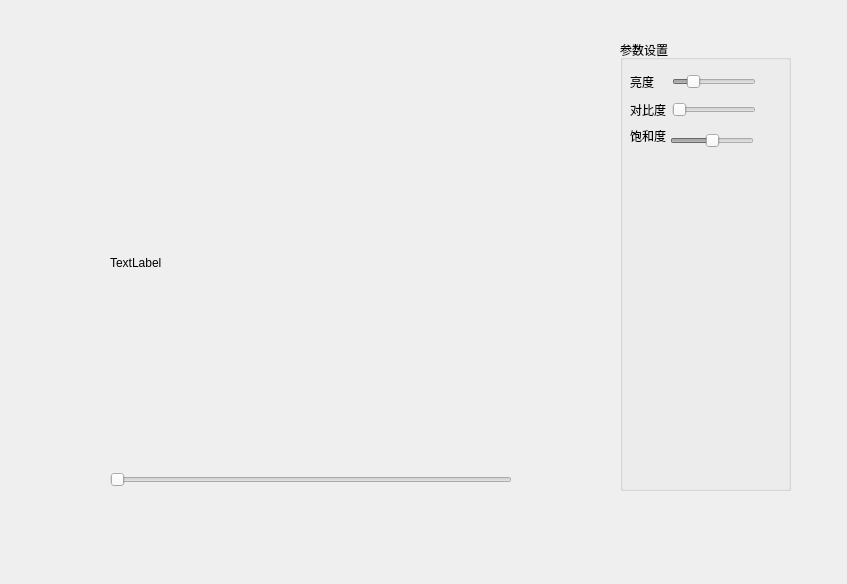
Old version of the form demo/videoplay.ui in the repository zzf597718293/demo.
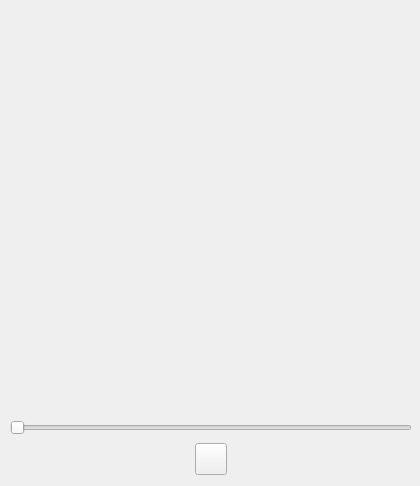
New version of the form. Icons and pictures are not drawn.

Patch:
```diff
--- a/demo/videoplay.ui
+++ b/demo/videoplay.ui
@@ -6,8 +6,8 @@
    <rect>
     <x>0</x>
     <y>0</y>
-    <width>847</width>
-    <height>584</height>
+    <width>420</width>
+    <height>486</height>
    </rect>
   </property>
   <property name="windowTitle">
@@ -16,19 +16,10 @@
   <widget class="QWidget" name="widget" native="true">
    <property name="geometry">
     <rect>
-     <x>70</x>
-     <y>40</y>
-     <width>511</width>
-     <height>521</height>
-    </rect>
-   </property>
-   <widget class="QWidget" name="">
-    <property name="geometry">
-     <rect>
-      <x>40</x>
-      <y>20</y>
+     <x>10</x>
+     <y>10</y>
       <width>402</width>
-      <height>430</height>
+     <height>470</height>
      </rect>
     </property>
     <layout class="QVBoxLayout" name="verticalLayout">
@@ -47,7 +38,7 @@
         </size>
        </property>
        <property name="text">
-        <string>TextLabel</string>
+       <string/>
        </property>
       </widget>
      </item>
@@ -58,195 +49,59 @@
        </property>
       </widget>
      </item>
-    </layout>
-   </widget>
-  </widget>
-  <widget class="QGroupBox" name="groupBox">
-   <property name="geometry">
-    <rect>
-     <x>620</x>
-     <y>40</y>
-     <width>171</width>
-     <height>451</height>
-    </rect>
-   </property>
-   <property name="title">
-    <string>参数设置</string>
-   </property>
-   <widget class="QSlider" name="sliderBright">
-    <property name="enabled">
-     <bool>false</bool>
-    </property>
-    <property name="geometry">
-     <rect>
-      <x>52</x>
-      <y>31</y>
-      <width>84</width>
-      <height>22</height>
-     </rect>
-    </property>
-    <property name="sizePolicy">
-     <sizepolicy hsizetype="Maximum" vsizetype="Fixed">
-      <horstretch>0</horstretch>
-      <verstretch>0</verstretch>
-     </sizepolicy>
-    </property>
-    <property name="maximumSize">
-     <size>
-      <width>200</width>
-      <height>16777215</height>
-     </size>
-    </property>
-    <property name="maximum">
-     <number>10</number>
-    </property>
-    <property name="value">
-     <number>2</number>
-    </property>
+    <item>
+     <layout class="QHBoxLayout" name="horizontalLayout">
+      <item>
+       <spacer name="horizontalSpacer_2">
     <property name="orientation">
      <enum>Qt::Horizontal</enum>
     </property>
-   </widget>
-   <widget class="QSlider" name="sliderSaturation">
-    <property name="enabled">
-     <bool>false</bool>
-    </property>
-    <property name="geometry">
-     <rect>
-      <x>50</x>
-      <y>90</y>
-      <width>84</width>
-      <height>22</height>
-     </rect>
-    </property>
-    <property name="sizePolicy">
-     <sizepolicy hsizetype="Maximum" vsizetype="Fixed">
-      <horstretch>0</horstretch>
-      <verstretch>0</verstretch>
-     </sizepolicy>
-    </property>
-    <property name="maximumSize">
+        <property name="sizeHint" stdset="0">
      <size>
-      <width>200</width>
-      <height>16777215</height>
-     </size>
-    </property>
-    <property name="minimum">
-     <number>-100</number>
-    </property>
-    <property name="maximum">
-     <number>100</number>
-    </property>
-    <property name="orientation">
-     <enum>Qt::Horizontal</enum>
-    </property>
-   </widget>
-   <widget class="QLabel" name="label_2">
-    <property name="geometry">
-     <rect>
-      <x>10</x>
-      <y>36</y>
-      <width>36</width>
-      <height>12</height>
-     </rect>
-    </property>
-    <property name="sizePolicy">
-     <sizepolicy hsizetype="Maximum" vsizetype="Fixed">
-      <horstretch>0</horstretch>
-      <verstretch>0</verstretch>
-     </sizepolicy>
-    </property>
-    <property name="maximumSize">
+          <width>40</width>
+          <height>20</height>
+         </size>
+        </property>
+       </spacer>
+      </item>
+      <item>
+       <widget class="QPushButton" name="btnVideoPalay">
+        <property name="minimumSize">
      <size>
-      <width>60</width>
-      <height>16777215</height>
-     </size>
-    </property>
-    <property name="text">
-     <string>亮度</string>
-    </property>
-   </widget>
-   <widget class="QSlider" name="sliderContrast">
-    <property name="enabled">
-     <bool>false</bool>
-    </property>
-    <property name="geometry">
-     <rect>
-      <x>52</x>
-      <y>59</y>
-      <width>84</width>
-      <height>22</height>
-     </rect>
-    </property>
-    <property name="sizePolicy">
-     <sizepolicy hsizetype="Maximum" vsizetype="Fixed">
-      <horstretch>0</horstretch>
-      <verstretch>0</verstretch>
-     </sizepolicy>
-    </property>
+          <width>32</width>
+          <height>32</height>
+         </size>
+        </property>
     <property name="maximumSize">
      <size>
-      <width>200</width>
-      <height>16777215</height>
-     </size>
-    </property>
-    <property name="maximum">
-     <number>255</number>
-    </property>
-    <property name="orientation">
-     <enum>Qt::Horizontal</enum>
-    </property>
-   </widget>
-   <widget class="QLabel" name="label_3">
-    <property name="geometry">
-     <rect>
-      <x>10</x>
-      <y>64</y>
-      <width>36</width>
-      <height>12</height>
-     </rect>
-    </property>
-    <property name="sizePolicy">
-     <sizepolicy hsizetype="Maximum" vsizetype="Fixed">
-      <horstretch>0</horstretch>
-      <verstretch>0</verstretch>
-     </sizepolicy>
-    </property>
-    <property name="maximumSize">
-     <size>
-      <width>60</width>
-      <height>16777215</height>
-     </size>
-    </property>
+          <width>32</width>
+          <height>32</height>
+         </size>
+        </property>
+        <property name="styleSheet">
+         <string notr="true">border-image: url(:/video_play.png);</string>
+        </property>
     <property name="text">
-     <string>对比度</string>
-    </property>
-   </widget>
-   <widget class="QLabel" name="label_5">
-    <property name="geometry">
-     <rect>
-      <x>10</x>
-      <y>90</y>
-      <width>36</width>
-      <height>12</height>
-     </rect>
-    </property>
-    <property name="sizePolicy">
-     <sizepolicy hsizetype="Maximum" vsizetype="Fixed">
-      <horstretch>0</horstretch>
-      <verstretch>0</verstretch>
-     </sizepolicy>
-    </property>
-    <property name="maximumSize">
+         <string/>
+        </property>
+       </widget>
+      </item>
+      <item>
+       <spacer name="horizontalSpacer">
+        <property name="orientation">
+         <enum>Qt::Horizontal</enum>
+        </property>
+        <property name="sizeHint" stdset="0">
      <size>
-      <width>60</width>
-      <height>16777215</height>
-     </size>
-    </property>
-    <property name="text">
-     <string>饱和度</string>
-    </property>
-   </widget>
+          <width>40</width>
+          <height>20</height>
+         </size>
+        </property>
+       </spacer>
+      </item>
+     </layout>
+    </item>
+   </layout>
   </widget>
  </widget>
  <resources/>
```
Left out of the diff: 4 changed lines with no effect on the pictures. Lines whose indentation alone changed are shown as unchanged.
